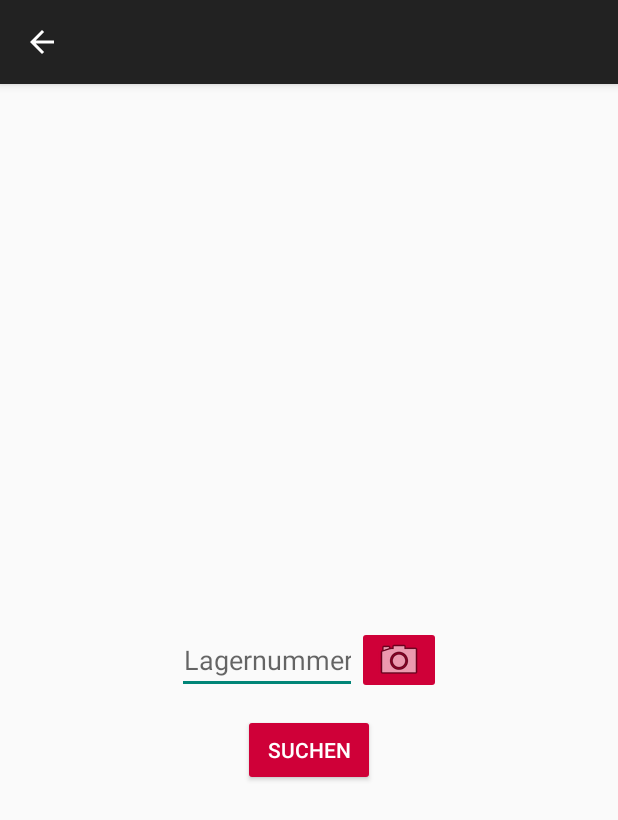
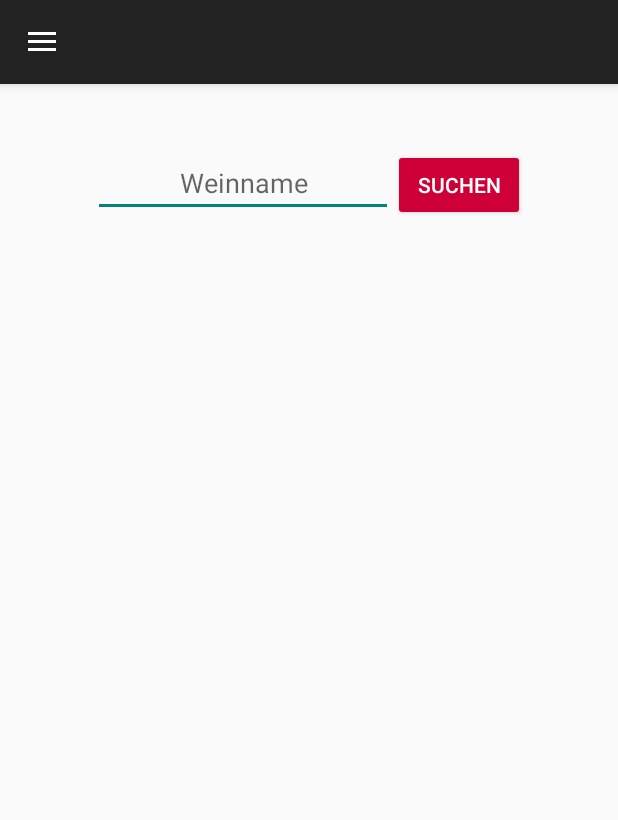
Before and after one commit to atreskow/dwm-sandbox-niklas, an Android app: the screen it shows after launch (SearchActivity), on a phone screen of 412 x 824 dp. Shown: the top 820 px of the screen. Run offline under Robolectric (Android 15) with nearby library versions, the phone set to English and light mode, and no system bars; libraries missing offline, so code that uses them is left out: com.google.zxing.integration.

Commit message:
Navigation Drawer zum Layout hinzugefügt für Sucheingrenzung

```diff
--- /dev/null
+++ b/Weinsuchapp_Extern/WineSearchApp_Extern/app/src/main/java/com/dwm/winesearchapp_extern/NavDrawerAdapter.java
@@ -0,0 +1,45 @@
+package com.dwm.winesearchapp_extern;
+
+import android.app.Activity;
+import android.content.Context;
+import android.util.Log;
+import android.view.LayoutInflater;
+import android.view.View;
+import android.view.ViewGroup;
+import android.widget.ArrayAdapter;
+import android.widget.CheckBox;
+import android.widget.ImageView;
+import android.widget.TextView;
+
+public class NavDrawerAdapter extends ArrayAdapter<NavDrawerItem>
+{
+    private final Context context;
+    private final int layoutResourceId;
+    private NavDrawerItem data[] = null;
+
+    public NavDrawerAdapter(Context context, int layoutResourceId, NavDrawerItem[] data)
+    {
+        super(context, layoutResourceId, data);
+        this.context = context;
+        this.layoutResourceId = layoutResourceId;
+        this.data = data;
+    }
+
+    @Override
+    public View getView(int position, View convertView, ViewGroup parent)
+    {
+        LayoutInflater inflater = ((Activity) context).getLayoutInflater();
+
+        View v = inflater.inflate(layoutResourceId, parent, false);
+
+        TextView textView = (TextView) v.findViewById(R.id.navDrawerTextViewName);
+        CheckBox checkBox = (CheckBox) v.findViewById(R.id.navDrawerCheckBox);
+
+        NavDrawerItem choice = data[position];
+        textView.setText(choice.name);
+
+        Log.e("TEST", textView.getText().toString() + " " + checkBox.isChecked());
+
+        return v;
+    }
+}
--- /dev/null
+++ b/Weinsuchapp_Extern/WineSearchApp_Extern/app/src/main/java/com/dwm/winesearchapp_extern/NavDrawerItem.java
@@ -0,0 +1,11 @@
+package com.dwm.winesearchapp_extern;
+
+public class NavDrawerItem
+{
+    public String name;
+
+    public NavDrawerItem(String name)
+    {
+        this.name = name;
+    }
+}
--- a/Weinsuchapp_Extern/WineSearchApp_Extern/app/src/main/java/com/dwm/winesearchapp_extern/SearchActivity.java
+++ b/Weinsuchapp_Extern/WineSearchApp_Extern/app/src/main/java/com/dwm/winesearchapp_extern/SearchActivity.java
@@ -1,17 +1,20 @@
 package com.dwm.winesearchapp_extern;
 
 import android.content.Intent;
-import android.media.FaceDetector;
 import android.os.Bundle;
+import android.view.MenuItem;
 import android.view.View;
 import android.view.inputmethod.EditorInfo;
 import android.widget.Button;
 import android.widget.EditText;
 import android.widget.ImageButton;
+import android.widget.ListView;
 import android.widget.Spinner;
 import android.widget.TextView;
 
+import androidx.appcompat.app.ActionBarDrawerToggle;
 import androidx.appcompat.app.AppCompatActivity;
+import androidx.drawerlayout.widget.DrawerLayout;
 
 import com.dwm.winesearchapp_extern.Pojo.request.FacetQueryGroup;
 import com.dwm.winesearchapp_extern.Pojo.request.OptionData;
@@ -27,13 +30,14 @@ import java.util.List;
 
 public class SearchActivity extends AppCompatActivity {
 
-    Spinner spinnerCode;
-    Spinner spinnerYear;
     EditText txtStorageNumber;
-    TextView tvMinus;
-    TextView tvName;
     Button btnSearch;
-    ImageButton btnScan;
+
+    ListView mDrawerList;
+    DrawerLayout mDrawerLayout;
+    ArrayList<NavDrawerItem> navDrawerItems;
+
+    ActionBarDrawerToggle toggle;
 
     @Override
     protected void onCreate(Bundle savedInstanceState) {
@@ -42,13 +46,44 @@ public class SearchActivity extends AppCompatActivity {
         ViewHelper.SetupToolbar(this);
 
         txtStorageNumber = findViewById(R.id.txtStorageNumber);
+        btnSearch = findViewById(R.id.btnSearch);
 
-        btnSearch = findViewById(R.id.btnLogin);
-        btnScan = findViewById(R.id.btnScan);
+        mDrawerLayout = (DrawerLayout) findViewById(R.id.drawer_layout);
+        mDrawerList = (ListView) findViewById(R.id.list_slidermenu);
+        navDrawerItems = new ArrayList<>();
+
+        navDrawerItems.add(new NavDrawerItem("Test123"));
+        navDrawerItems.add(new NavDrawerItem("Test456"));
+        navDrawerItems.add(new NavDrawerItem("Test789"));
+
+        mDrawerList.setAdapter(new NavDrawerAdapter(this, R.layout.drawer_list_item, navDrawerItems.toArray(new NavDrawerItem[0])));
+
+        getSupportActionBar().setDisplayHomeAsUpEnabled(true);
+        getSupportActionBar().setHomeButtonEnabled(true);
+        toggle = new ActionBarDrawerToggle
+                (
+                        this,
+                        mDrawerLayout,
+                        R.string.navigation_drawer_open,
+                        R.string.navigation_drawer_close
+                )
+        {
+        };
+        mDrawerLayout.addDrawerListener(toggle);
+        toggle.syncState();
 
         btnSearch.setOnClickListener(searchListener);
         txtStorageNumber.setOnEditorActionListener(searchEnterListener);
-        btnScan.setOnClickListener(qrButtonListener);
+    }
+
+    @Override
+    public boolean onOptionsItemSelected(MenuItem item)
+    {
+        if (toggle.onOptionsItemSelected(item))
+        {
+            return true;
+        }
+        return super.onOptionsItemSelected(item);
     }
 
     @Override
--- a/Weinsuchapp_Extern/WineSearchApp_Extern/app/src/main/res/layout/activity_search.xml
+++ b/Weinsuchapp_Extern/WineSearchApp_Extern/app/src/main/res/layout/activity_search.xml
@@ -1,7 +1,12 @@
 <?xml version="1.0" encoding="utf-8"?>
-<androidx.constraintlayout.widget.ConstraintLayout xmlns:android="http://schemas.android.com/apk/res/android"
+<androidx.drawerlayout.widget.DrawerLayout
+    xmlns:android="http://schemas.android.com/apk/res/android"
     xmlns:app="http://schemas.android.com/apk/res-auto"
-    xmlns:tools="http://schemas.android.com/tools"
+    android:id="@+id/drawer_layout"
+    android:layout_width="match_parent"
+    android:layout_height="match_parent">
+
+    <androidx.constraintlayout.widget.ConstraintLayout
         android:backgroundTint="@color/colorPrimary"
         android:layout_width="match_parent"
         android:layout_height="match_parent">
@@ -9,19 +14,6 @@
         <include
             android:id="@+id/toolbar"
             layout="@layout/toolbar_default" />
-
-    <Button
-        android:id="@+id/btnLogin"
-        android:layout_width="wrap_content"
-        android:layout_height="wrap_content"
-        android:text="@string/search_button"
-        android:backgroundTint="@color/buttonPrimary"
-        android:textColor="@color/buttonTextPrimary"
-        app:layout_constraintBottom_toBottomOf="parent"
-        app:layout_constraintEnd_toEndOf="parent"
-        app:layout_constraintStart_toStartOf="parent"
-        app:layout_constraintTop_toBottomOf="@+id/linearLayout"
-        app:layout_constraintVertical_bias="0.043" />
 
         <LinearLayout
             android:id="@+id/linearLayout"
@@ -31,28 +23,27 @@
             app:layout_constraintBottom_toBottomOf="parent"
             app:layout_constraintEnd_toEndOf="parent"
             app:layout_constraintStart_toStartOf="parent"
-        app:layout_constraintTop_toBottomOf="@+id/toolbar">
+            app:layout_constraintTop_toBottomOf="@+id/toolbar"
+            app:layout_constraintVertical_bias="0.060000002">
 
             <EditText
                 android:id="@+id/txtStorageNumber"
-            android:layout_width="120dp"
+                android:layout_width="200dp"
                 android:layout_height="wrap_content"
                 android:ems="10"
-            android:hint="Lagernummer"
+                android:hint="Weinname"
                 android:imeOptions="actionDone"
                 android:inputType="text"
                 android:text=""
                 android:textAlignment="center" />
 
-        <ImageButton
-            android:id="@+id/btnScan"
+            <Button
+                android:id="@+id/btnSearch"
                 android:layout_width="wrap_content"
-            android:layout_height="match_parent"
-            android:layout_weight="1"
+                android:layout_height="wrap_content"
                 android:backgroundTint="@color/buttonPrimary"
-            android:clickable="true"
-            android:textColor="@color/buttonTextPrimary"
-            app:srcCompat="@android:drawable/ic_menu_camera" />
+                android:text="@string/search_button"
+                android:textColor="@color/buttonTextPrimary" />
 
         </LinearLayout>
 
@@ -73,17 +64,16 @@
                 android:indeterminate="true" />
         </RelativeLayout>
 
-    <TextView
-        android:id="@+id/tvCodeLabel"
-        android:layout_width="wrap_content"
-        android:layout_height="wrap_content"
-        android:text="@string/code_label"
-        android:textAlignment="center"
-        android:textColor="#000000"
-        android:textSize="18sp"
-        android:textStyle=""
-        app:layout_constraintEnd_toEndOf="parent"
-        app:layout_constraintStart_toStartOf="parent"
-        app:layout_constraintTop_toTopOf="parent" />
+    </androidx.constraintlayout.widget.ConstraintLayout>
 
-</androidx.constraintlayout.widget.ConstraintLayout>
+    <ListView
+        android:id="@+id/list_slidermenu"
+        android:layout_width="240dp"
+        android:layout_height="match_parent"
+        android:layout_gravity="start"
+        android:choiceMode="singleChoice"
+        android:background="@color/colorPrimary"
+        android:divider="@android:color/transparent"
+        android:dividerHeight="0dp"/>
+
+</androidx.drawerlayout.widget.DrawerLayout>
--- /dev/null
+++ b/Weinsuchapp_Extern/WineSearchApp_Extern/app/src/main/res/layout/drawer_list_item.xml
@@ -0,0 +1,30 @@
+<RelativeLayout xmlns:android="http://schemas.android.com/apk/res/android"
+    android:layout_height="wrap_content"
+    android:layout_width="match_parent"
+    android:background="?android:attr/activatedBackgroundIndicator"
+    android:minHeight="?android:attr/listPreferredItemHeightSmall"
+    android:padding ="10dp">
+
+    <TextView
+        android:id="@+id/navDrawerTextViewName"
+        android:layout_marginLeft="25px"
+        android:layout_width="wrap_content"
+        android:layout_height="wrap_content"
+        android:layout_centerVertical="true"
+        android:textAppearance="?android:attr/textAppearanceListItemSmall"/>
+
+    <CheckBox
+        android:id="@+id/navDrawerCheckBox"
+        android:layout_width="wrap_content"
+        android:layout_height="wrap_content"
+        android:layout_toRightOf="@+id/navDrawerTextViewName" />
+
+    <TextView
+        android:id="@+id/navDrawerTextViewCount"
+        android:layout_width="wrap_content"
+        android:layout_height="wrap_content"
+        android:layout_centerVertical="true"
+        android:layout_toRightOf="@+id/navDrawerCheckBox"
+        android:textAppearance="?android:attr/textAppearanceListItemSmall"/>
+
+</RelativeLayout>
--- a/Weinsuchapp_Extern/WineSearchApp_Extern/app/src/main/res/values/strings.xml
+++ b/Weinsuchapp_Extern/WineSearchApp_Extern/app/src/main/res/values/strings.xml
@@ -3,4 +3,6 @@
     <string name="login_button">Einloggen</string>
     <string name="search_button">Suchen</string>
     <string name="code_label"><u>Trophy-Code:</u></string>
+    <string name="navigation_drawer_open"><u>Open Drawer</u></string>
+    <string name="navigation_drawer_close"><u>Close Drawer</u></string>
 </resources>
```
Lines whose indentation alone changed are shown as unchanged.
